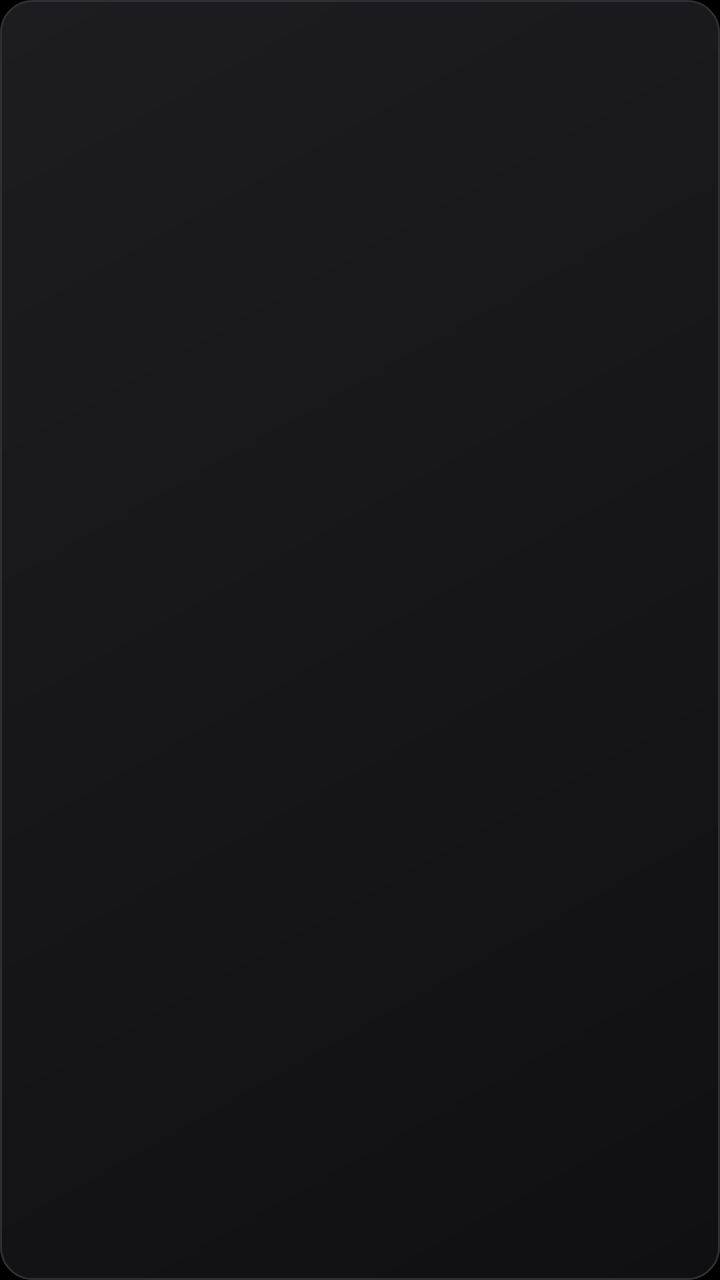
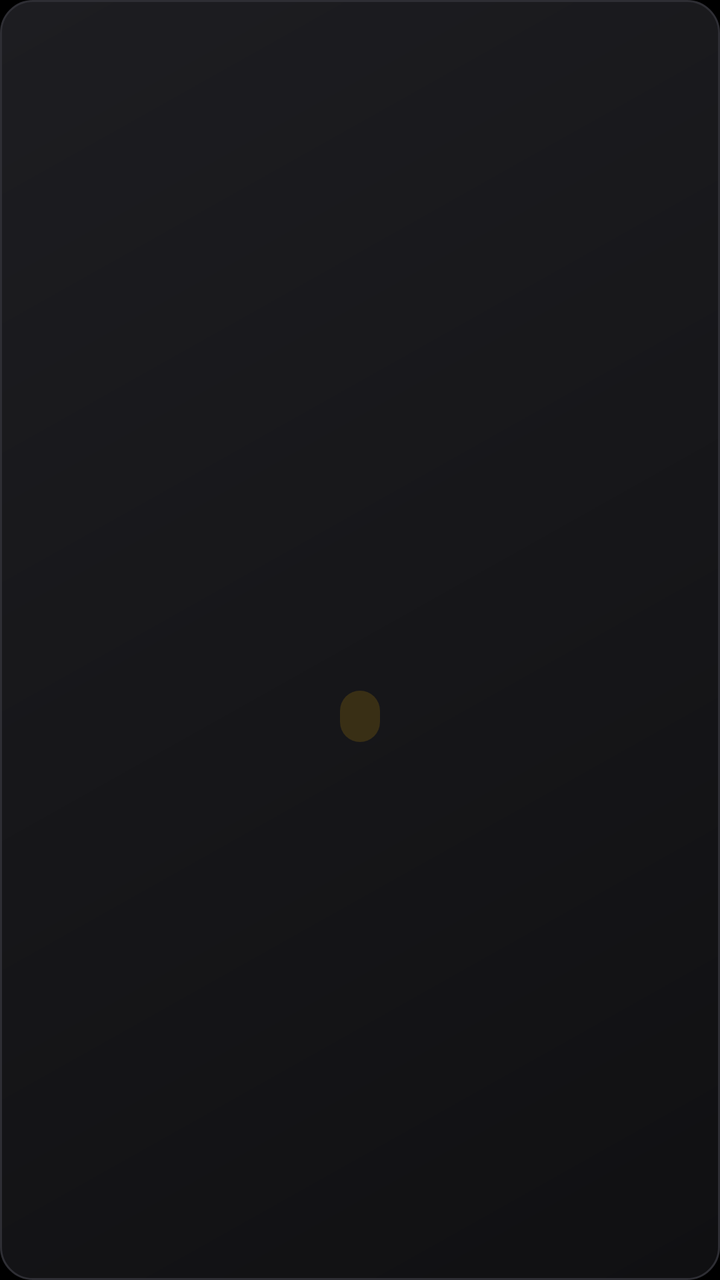

An Android layout rendered at two revisions. The XML below is the earlier revision; the diff shows what the commit changed to produce the second picture.
<!-- AndroidManifest.xml: another module's application theme Theme.SSP -->
<!-- res/layout/item_vip_plan.xml -->
<?xml version="1.0" encoding="utf-8"?>
<FrameLayout xmlns:android="http://schemas.android.com/apk/res/android"
    android:layout_width="match_parent"
    android:layout_height="0dp"
    android:layout_marginBottom="8dp"
    android:layout_weight="1"
    android:background="@drawable/bg_vip_tile"
    android:clickable="true"
    android:focusable="true"
    android:foreground="?android:attr/selectableItemBackground">

    <LinearLayout
        android:layout_width="match_parent"
        android:layout_height="match_parent"
        android:gravity="center_vertical"
        android:orientation="horizontal"
        android:paddingStart="14dp"
        android:paddingEnd="12dp">

        <LinearLayout
            android:layout_width="0dp"
            android:layout_height="wrap_content"
            android:layout_weight="1"
            android:orientation="vertical">

            <TextView
                android:layout_width="wrap_content"
                android:layout_height="wrap_content"
                android:letterSpacing="0.2"
                android:text="@string/vip_tile_pay"
                android:visibility="gone"
                android:textColor="@color/text_muted"
                android:textSize="10sp"
                android:textStyle="bold" />

            <TextView
                android:id="@+id/tv_plan_pay"
                android:layout_width="wrap_content"
                android:layout_height="wrap_content"
                android:textColor="@color/text_light"
                android:textSize="30sp"
                android:textStyle="bold" />
        </LinearLayout>

        <LinearLayout
            android:layout_width="wrap_content"
            android:layout_height="wrap_content"
            android:gravity="end"
            android:orientation="vertical">

            <TextView
                android:id="@+id/tv_plan_get"
                android:layout_width="wrap_content"
                android:layout_height="wrap_content"
                android:textColor="@color/gold_accent"
                android:textSize="28sp"
                android:textStyle="bold" />

            <TextView
                android:id="@+id/tv_plan_bonus"
                android:visibility="gone"
                android:layout_width="wrap_content"
                android:layout_height="wrap_content"
                android:layout_marginTop="2dp"
                android:background="@drawable/bg_vip_bonus_pill"
                android:letterSpacing="0.06"
                android:paddingStart="8dp"
                android:paddingTop="1dp"
                android:paddingEnd="8dp"
                android:paddingBottom="1dp"
                android:textColor="@color/gold_accent"
                android:textSize="10sp"
                android:textStyle="bold" />
        </LinearLayout>
    </LinearLayout>

    
    <TextView
        android:id="@+id/tv_plan_best"
        android:layout_width="wrap_content"
        android:layout_height="wrap_content"
        android:layout_gravity="top|end"
        android:background="@drawable/bg_vip_ribbon"
        android:letterSpacing="0.12"
        android:paddingStart="8dp"
        android:paddingTop="1dp"
        android:paddingEnd="8dp"
        android:paddingBottom="1dp"
        android:text="@string/vip_best_value"
        android:textColor="@color/text_dark"
        android:textSize="12sp"
        android:textStyle="bold"
        android:visibility="gone" />
</FrameLayout>
<!-- resources referenced by this layout -->
<resources>
  <color name="gold_accent">#FFB800</color>
  <color name="text_dark">#0F172A</color>
  <color name="text_light">#FFFFFF</color>
  <color name="text_muted">#94A3B8</color>
  <!-- drawable bg_vip_bonus_pill (drawable) -->
  <?xml version="1.0" encoding="utf-8"?>
  <shape xmlns:android="http://schemas.android.com/apk/res/android">
      <solid android:color="#26FFB800" />
      <corners android:radius="20dp" />
  </shape>
  <!-- drawable bg_vip_ribbon (drawable) -->
  <?xml version="1.0" encoding="utf-8"?>
  <shape xmlns:android="http://schemas.android.com/apk/res/android">
      <gradient android:angle="0" android:endColor="#FFB800" android:startColor="#FFE29A" />
      <corners android:bottomLeftRadius="10dp" android:topRightRadius="16dp" />
  </shape>
  <!-- drawable bg_vip_tile (drawable) -->
  <?xml version="1.0" encoding="utf-8"?>
  <shape xmlns:android="http://schemas.android.com/apk/res/android">
      <gradient android:angle="315" android:endColor="#101012" android:startColor="#1D1D21" />
      <corners android:radius="16dp" />
      <stroke android:width="1dp" android:color="#2E2E34" />
  </shape>
  <string name="vip_best_value">BEST VALUE</string>
  <string name="vip_tile_pay">PAY</string>
  <style name="Theme.SSP" parent="Theme.Material3.Dark.NoActionBar">
          
          <item name="colorPrimary">@color/gold_accent</item>
          <item name="colorOnPrimary">@color/text_dark</item>
          <item name="colorSecondary">@color/royal_blue</item>
          <item name="colorOnSecondary">@color/text_dark</item>
          <item name="colorError">@color/coral_red</item>
          <item name="colorOnError">@color/text_light</item>
          <item name="colorSurface">@color/bg_card</item>
          <item name="colorOnSurface">@color/text_light</item>
          <item name="colorSurfaceVariant">@color/bg_card_selected</item>
          <item name="colorOnSurfaceVariant">@color/text_muted</item>
          <item name="colorOutline">@color/border_light</item>
          <item name="android:windowBackground">@color/bg_dark</item>
          <item name="android:windowNoTitle">true</item>
          <item name="android:windowActionBar">false</item>
      </style>
  <color name="royal_blue">#00D1FF</color>
  <color name="coral_red">#FF5252</color>
  <color name="bg_card">#121212</color>
  <color name="bg_card_selected">#1A1A1A</color>
  <color name="border_light">#334155</color>
  <color name="bg_dark">#000000</color>
</resources>

<!-- the commit's change to res/layout/item_vip_plan.xml (unified diff, before → after) -->
@@ -1,8 +1,9 @@
 <?xml version="1.0" encoding="utf-8"?>
 <FrameLayout xmlns:android="http://schemas.android.com/apk/res/android"
-    android:layout_width="match_parent"
-    android:layout_height="0dp"
-    android:layout_marginBottom="8dp"
+    android:layout_width="0dp"
+    android:layout_height="match_parent"
+    android:layout_marginStart="4dp"
+    android:layout_marginEnd="4dp"
     android:layout_weight="1"
     android:background="@drawable/bg_vip_tile"
     android:clickable="true"
@@ -12,66 +13,39 @@
     <LinearLayout
         android:layout_width="match_parent"
         android:layout_height="match_parent"
-        android:gravity="center_vertical"
-        android:orientation="horizontal"
-        android:paddingStart="14dp"
-        android:paddingEnd="12dp">
+        android:gravity="center"
+        android:orientation="vertical"
+        android:padding="8dp">
 
-        <LinearLayout
-            android:layout_width="0dp"
-            android:layout_height="wrap_content"
-            android:layout_weight="1"
-            android:orientation="vertical">
-
-            <TextView
-                android:layout_width="wrap_content"
-                android:layout_height="wrap_content"
-                android:letterSpacing="0.2"
-                android:text="@string/vip_tile_pay"
-                android:visibility="gone"
-                android:textColor="@color/text_muted"
-                android:textSize="10sp"
-                android:textStyle="bold" />
-
-            <TextView
-                android:id="@+id/tv_plan_pay"
-                android:layout_width="wrap_content"
-                android:layout_height="wrap_content"
-                android:textColor="@color/text_light"
-                android:textSize="30sp"
-                android:textStyle="bold" />
-        </LinearLayout>
-
-        <LinearLayout
+        <TextView
+            android:id="@+id/tv_plan_pay"
             android:layout_width="wrap_content"
             android:layout_height="wrap_content"
-            android:gravity="end"
-            android:orientation="vertical">
+            android:textColor="@color/text_light"
+            android:textSize="22sp"
+            android:textStyle="bold" />
 
-            <TextView
-                android:id="@+id/tv_plan_get"
-                android:layout_width="wrap_content"
-                android:layout_height="wrap_content"
-                android:textColor="@color/gold_accent"
-                android:textSize="28sp"
-                android:textStyle="bold" />
+        <TextView
+            android:id="@+id/tv_plan_get"
+            android:layout_width="wrap_content"
+            android:layout_height="wrap_content"
+            android:textColor="@color/gold_accent"
+            android:textSize="32sp"
+            android:textStyle="bold" />
 
-            <TextView
-                android:id="@+id/tv_plan_bonus"
-                android:visibility="gone"
-                android:layout_width="wrap_content"
-                android:layout_height="wrap_content"
-                android:layout_marginTop="2dp"
-                android:background="@drawable/bg_vip_bonus_pill"
-                android:letterSpacing="0.06"
-                android:paddingStart="8dp"
-                android:paddingTop="1dp"
-                android:paddingEnd="8dp"
-                android:paddingBottom="1dp"
-                android:textColor="@color/gold_accent"
-                android:textSize="10sp"
-                android:textStyle="bold" />
-        </LinearLayout>
+        <TextView
+            android:id="@+id/tv_plan_bonus"
+            android:layout_width="wrap_content"
+            android:layout_height="wrap_content"
+            android:layout_marginTop="4dp"
+            android:background="@drawable/bg_vip_bonus_pill"
+            android:paddingStart="10dp"
+            android:paddingTop="2dp"
+            android:paddingEnd="10dp"
+            android:paddingBottom="2dp"
+            android:textColor="@color/gold_accent"
+            android:textSize="16sp"
+            android:textStyle="bold" />
     </LinearLayout>
 
     
<!-- resource entries referenced after the edit -->
@@ -24,7 +24,6 @@
       <stroke android:width="1dp" android:color="#2E2E34" />
   </shape>
   <string name="vip_best_value">BEST VALUE</string>
-  <string name="vip_tile_pay">PAY</string>
   <style name="Theme.SSP" parent="Theme.Material3.Dark.NoActionBar">
           
           <item name="colorPrimary">@color/gold_accent</item>
